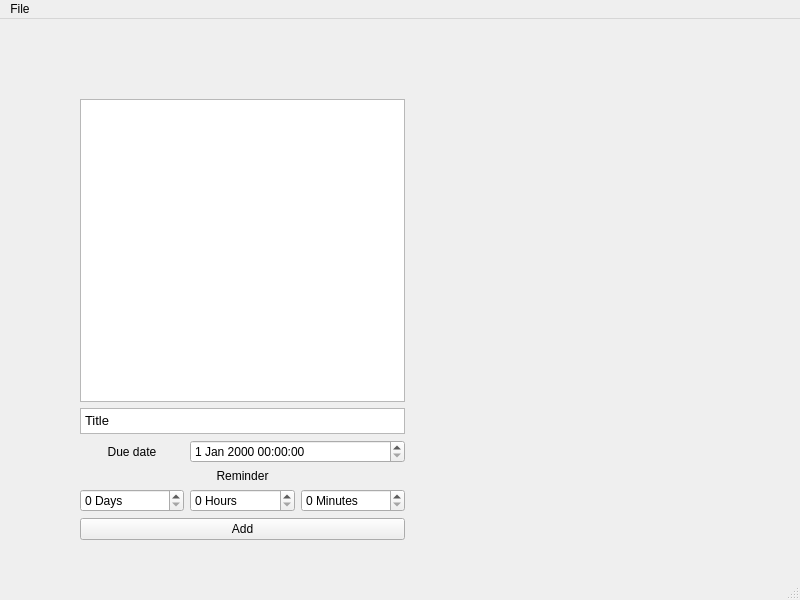
First picture: the form in mainwindow.ui, repository salypimientado/Holis, before the edit.
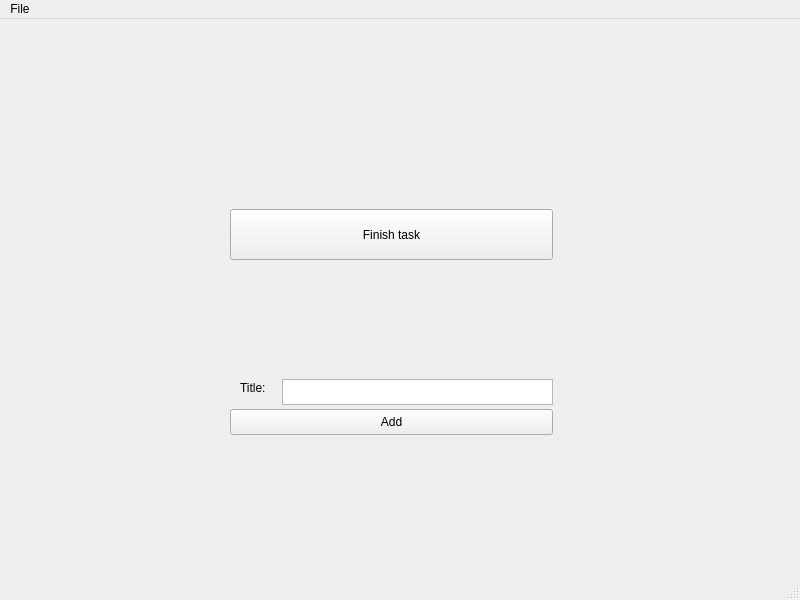
Second picture: the form after the edit.

Diff of the .ui file:
```diff
--- a/mainwindow.ui
+++ b/mainwindow.ui
@@ -14,70 +14,15 @@
    <string>MainWindow</string>
   </property>
   <widget class="QWidget" name="centralwidget">
-   <widget class="QWidget" name="">
-    <property name="geometry">
-     <rect>
-      <x>80</x>
-      <y>80</y>
-      <width>325</width>
-      <height>441</height>
-     </rect>
-    </property>
-    <layout class="QGridLayout" name="gridLayout">
-     <item row="6" column="2">
-      <widget class="QSpinBox" name="spinBox_3">
-       <property name="maximumSize">
-        <size>
-         <width>124</width>
-         <height>16777215</height>
-        </size>
-       </property>
-       <property name="suffix">
-        <string> Minutes</string>
-       </property>
-       <property name="maximum">
-        <number>23</number>
-       </property>
-      </widget>
-     </item>
-     <item row="7" column="0" colspan="3">
-      <widget class="QPushButton" name="pushButton">
-       <property name="text">
-        <string>Add</string>
-       </property>
-      </widget>
-     </item>
-     <item row="6" column="1">
-      <widget class="QSpinBox" name="spinBox">
-       <property name="maximumSize">
-        <size>
-         <width>124</width>
-         <height>16777215</height>
-        </size>
-       </property>
-       <property name="suffix">
-        <string> Hours</string>
-       </property>
-       <property name="maximum">
-        <number>23</number>
-       </property>
-      </widget>
-     </item>
-     <item row="0" column="0" colspan="3">
-      <widget class="QListView" name="listView"/>
-     </item>
-     <item row="6" column="0">
-      <widget class="QSpinBox" name="spinBox_2">
-       <property name="suffix">
-        <string> Days</string>
-       </property>
-       <property name="maximum">
-        <number>23</number>
-       </property>
-      </widget>
-     </item>
-     <item row="1" column="0" colspan="3">
       <widget class="QTextEdit" name="textEdit_4">
+    <property name="geometry">
+     <rect>
+      <x>282</x>
+      <y>360</y>
+      <width>271</width>
+      <height>26</height>
+     </rect>
+    </property>
        <property name="maximumSize">
         <size>
          <width>16777215</width>
@@ -101,37 +46,69 @@
 &lt;html&gt;&lt;head&gt;&lt;meta name=&quot;qrichtext&quot; content=&quot;1&quot; /&gt;&lt;style type=&quot;text/css&quot;&gt;
 p, li { white-space: pre-wrap; }
 &lt;/style&gt;&lt;/head&gt;&lt;body style=&quot; font-family:'Noto Sans'; font-size:10pt; font-weight:400; font-style:normal;&quot;&gt;
-&lt;p style=&quot; margin-top:0px; margin-bottom:0px; margin-left:0px; margin-right:0px; -qt-block-indent:0; text-indent:0px;&quot;&gt;Title&lt;/p&gt;&lt;/body&gt;&lt;/html&gt;</string>
+&lt;p style=&quot;-qt-paragraph-type:empty; margin-top:0px; margin-bottom:0px; margin-left:0px; margin-right:0px; -qt-block-indent:0; text-indent:0px;&quot;&gt;&lt;br /&gt;&lt;/p&gt;&lt;/body&gt;&lt;/html&gt;</string>
        </property>
        <property name="acceptRichText">
         <bool>true</bool>
        </property>
       </widget>
-     </item>
-     <item row="4" column="0" rowspan="2" colspan="3">
+   <widget class="QPushButton" name="pushButton">
+    <property name="geometry">
+     <rect>
+      <x>230</x>
+      <y>390</y>
+      <width>323</width>
+      <height>26</height>
+     </rect>
+    </property>
+    <property name="text">
+     <string>Add</string>
+    </property>
+   </widget>
       <widget class="QLabel" name="label">
+    <property name="geometry">
+     <rect>
+      <x>240</x>
+      <y>360</y>
+      <width>58</width>
+      <height>18</height>
+     </rect>
+    </property>
        <property name="text">
-        <string>Reminder</string>
-       </property>
-       <property name="alignment">
-        <set>Qt::AlignCenter</set>
-       </property>
-      </widget>
-     </item>
-     <item row="2" column="0" rowspan="2">
+     <string>Title:</string>
+    </property>
+   </widget>
       <widget class="QLabel" name="label_2">
+    <property name="geometry">
+     <rect>
+      <x>230</x>
+      <y>100</y>
+      <width>321</width>
+      <height>51</height>
+     </rect>
+    </property>
+    <property name="font">
+     <font>
+      <family>Carlito</family>
+      <pointsize>22</pointsize>
+     </font>
+    </property>
        <property name="text">
-        <string>Due date</string>
-       </property>
-       <property name="alignment">
-        <set>Qt::AlignCenter</set>
-       </property>
-      </widget>
-     </item>
-     <item row="2" column="1" rowspan="2" colspan="2">
-      <widget class="QDateTimeEdit" name="dateTimeEdit"/>
-     </item>
-    </layout>
+     <string/>
+    </property>
+   </widget>
+   <widget class="QPushButton" name="pushButton_2">
+    <property name="geometry">
+     <rect>
+      <x>230</x>
+      <y>190</y>
+      <width>323</width>
+      <height>51</height>
+     </rect>
+    </property>
+    <property name="text">
+     <string>Finish task</string>
+    </property>
    </widget>
   </widget>
   <widget class="QMenuBar" name="menubar">
```
Lines whose indentation alone changed are shown as unchanged.
